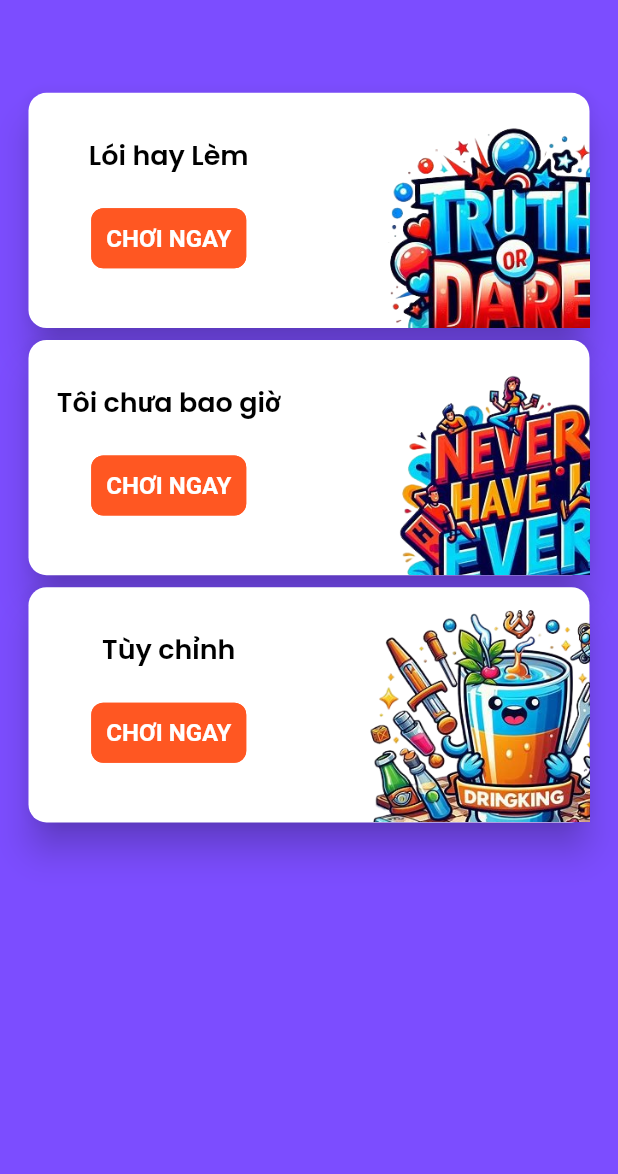
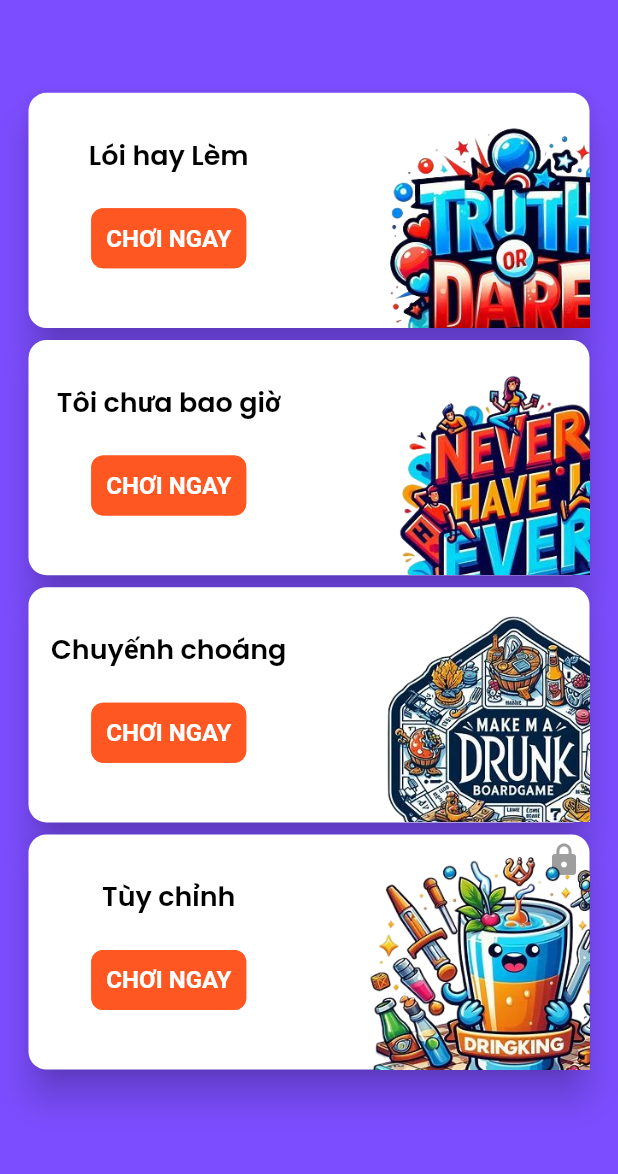
Before and after one commit to SuDiCodeDao/drinking_game, a Flutter app: the screen it shows after launch, on a phone screen of 412 x 824 dp, the part 59-1233 px from its top. Run offline on Flutter 3.47's test engine with Material 3 defaults, Android fonts, the phone set to English and light mode, and no system bars; our stand-ins replace bloc, equatable, flutter_bloc, get_it, go_router, sqflite; accounts and stored records are empty.

Commit message:
fixed completed navigate from home to gameplay

```diff
--- a/lib/config/routes/app_route.dart
+++ b/lib/config/routes/app_route.dart
@@ -19,7 +19,7 @@
     GoRoute(
         path: RouteName.gamePlay,
         builder: (context, state) => GamePlayScreen(
-              id: state.pathParameters['id']!,
+              id: int.parse(state.pathParameters['id']!),
             ))
   ]);
 }
--- /dev/null
+++ b/lib/config/theme/custom_themes/dialog_theme.dart
@@ -0,0 +1,35 @@
+import 'package:flutter/material.dart';
+
+class DDialogTheme {
+  DDialogTheme._();
+  static final DialogTheme lightDialogTheme = DialogTheme(
+    backgroundColor: Colors.white,
+    elevation: 24,
+    shape: RoundedRectangleBorder(borderRadius: BorderRadius.circular(15)),
+    titleTextStyle: const TextStyle(
+      color: Colors.black,
+      fontSize: 20,
+      fontWeight: FontWeight.bold,
+    ),
+    contentTextStyle: const TextStyle(
+      color: Colors.black87,
+      fontSize: 16,
+    ),
+  );
+  static final DialogTheme darkDialogTheme = DialogTheme(
+    backgroundColor: Colors.grey[800], // Màu nền cho theme tối
+    elevation: 16,
+    shape: RoundedRectangleBorder(
+      borderRadius: BorderRadius.circular(8),
+    ),
+    titleTextStyle: const TextStyle(
+      color: Colors.white,
+      fontSize: 18,
+      fontWeight: FontWeight.w500,
+    ),
+    contentTextStyle: const TextStyle(
+      color: Colors.white70,
+      fontSize: 14,
+    ),
+  );
+}
--- a/lib/config/theme/theme.dart
+++ b/lib/config/theme/theme.dart
@@ -1,3 +1,4 @@
+import 'package:drinking_game/config/theme/custom_themes/dialog_theme.dart';
 import 'package:flutter/material.dart';
 
 import 'custom_themes/appbar_theme.dart';
@@ -18,6 +19,7 @@
     required ElevatedButtonThemeData elevationButtonTheme,
     required InputDecorationTheme inputDecorationTheme,
     required CardTheme cardTheme,
+    required DialogTheme dialogTheme,
   }) {
     return ThemeData(
       useMaterial3: true,
@@ -30,6 +32,7 @@
       elevatedButtonTheme: elevationButtonTheme,
       inputDecorationTheme: inputDecorationTheme,
       cardTheme: cardTheme,
+      dialogTheme: dialogTheme,
     );
   }
 
@@ -42,6 +45,7 @@
     inputDecorationTheme: DTextFieldTheme.lightInputDecorationTheme,
     elevationButtonTheme: DElevatedButtonTheme.lightElevatedButtonTheme,
     cardTheme: DCardTheme.lightCardTheme,
+    dialogTheme: DDialogTheme.lightDialogTheme,
   );
 
   static final ThemeData darkTheme = _baseTheme(
@@ -53,5 +57,5 @@
       textTheme: DTextTheme.darkTextTheme,
       inputDecorationTheme: DTextFieldTheme.darkInputDecorationTheme,
       cardTheme: DCardTheme.darkCardTheme,
-  );
+      dialogTheme: DDialogTheme.darkDialogTheme);
 }
--- a/lib/core/constants/constants.dart
+++ b/lib/core/constants/constants.dart
@@ -5,4 +5,5 @@
   static const String description = 'description';
   static const String gameMode = 'gameMode';
   static const String imageUrl = 'imageUrl';
+  static const String isLocked = 'isLocked';
 }
--- a/lib/features/game_mode_selection/models/game_mode_model.dart
+++ b/lib/features/game_mode_selection/models/game_mode_model.dart
@@ -5,20 +5,14 @@
   final String? name;
   final String? description;
   final String? imageUrl;
+  final int? isLocked;
 
   const GameMode(
       {required this.id,
       required this.name,
       required this.description,
-      required this.imageUrl});
-  Map<String, dynamic> toMap() {
-    return {
-      'id': id,
-      'name': name,
-      'description': description,
-      'imageUrl': imageUrl
-    };
-  }
+      required this.imageUrl,
+      required this.isLocked});
 
   factory GameMode.fromMap(Map<String, dynamic> map) {
     return GameMode(
@@ -26,10 +20,20 @@
       name: map['name'],
       description: map['description'],
       imageUrl: map['imageUrl'],
+      isLocked: map['isLocked'],
     );
+  }
+  Map<String, dynamic> toMap() {
+    return {
+      'id': id,
+      'name': name,
+      'description': description,
+      'imageUrl': imageUrl,
+      'isLocked': isLocked,
+    };
   }
 
   @override
   // TODO: implement props
-  List<Object?> get props => [id, name, description, imageUrl];
+  List<Object?> get props => [id, name, description, imageUrl, isLocked];
 }
--- a/lib/features/game_mode_selection/ui/screen/game_mode_selection_screen.dart
+++ b/lib/features/game_mode_selection/ui/screen/game_mode_selection_screen.dart
@@ -10,8 +10,7 @@
 
   @override
   Widget build(BuildContext context) {
-    return BlocConsumer<GameModeBloc, GameModeState>(
-      listener: (context, state) => print(state),
+    return BlocBuilder<GameModeBloc, GameModeState>(
       builder: (context, state) {
         if (state is GameModeLoading) {
           return const Center(child: CircularProgressIndicator());
@@ -51,10 +50,10 @@
                                 name: state.gameModes[index].name!,
                                 imageUrl: state.gameModes[index].imageUrl!,
                                 onPressed: () {
-                                  context.goNamed('/gamePlay', pathParameters: {
-                                    'id': state.gameModes[index].id! as String,
-                                  });
+                                  context.go(
+                                      '/gameMode/${state.gameModes[index].id!}');
                                 },
+                                isLocked: state.gameModes[index].isLocked ?? 0,
                               );
                             }),
                       )
--- a/lib/features/game_mode_selection/ui/widget/game_mode_item.dart
+++ b/lib/features/game_mode_selection/ui/widget/game_mode_item.dart
@@ -5,8 +5,10 @@
       {super.key,
       required this.name,
       required this.imageUrl,
-      required this.onPressed});
+      required this.onPressed,
+      required this.isLocked});
   final String name;
+  final int isLocked;
   final String imageUrl;
   final VoidCallback onPressed;
 
@@ -18,6 +20,11 @@
       child: Card(
         child: Stack(
           children: [
+            if (isLocked == 1)
+              const Positioned(
+                  top: 5,
+                  right: 5,
+                  child: Icon(Icons.lock, color: Colors.grey)),
             Row(children: [
               Expanded(
                 child: Padding(
@@ -36,7 +43,7 @@
                         height: 20,
                       ),
                       ElevatedButton(
-                        onPressed: () {},
+                        onPressed: onPressed,
                         child: Text(
                           "Chơi ngay".toUpperCase(),
                         ),
--- a/lib/features/game_play/ui/screens/game_play_screen.dart
+++ b/lib/features/game_play/ui/screens/game_play_screen.dart
@@ -3,10 +3,10 @@
 class GamePlayScreen extends StatelessWidget {
   const GamePlayScreen({super.key, required this.id});
 
-  final String id;
+  final int id;
 
   @override
   Widget build(BuildContext context) {
-    return Scaffold();
+    return const Scaffold();
   }
 }
```
Also changed, not shown: lib/core/services/database_service.dart (+12 -3 lines), lib/features/game_play/models/game_card_model.dart (+10 -0 lines), assets/images/boardgame/drunk.png (added), 3 other files. Lines whose indentation alone changed are shown as unchanged.
